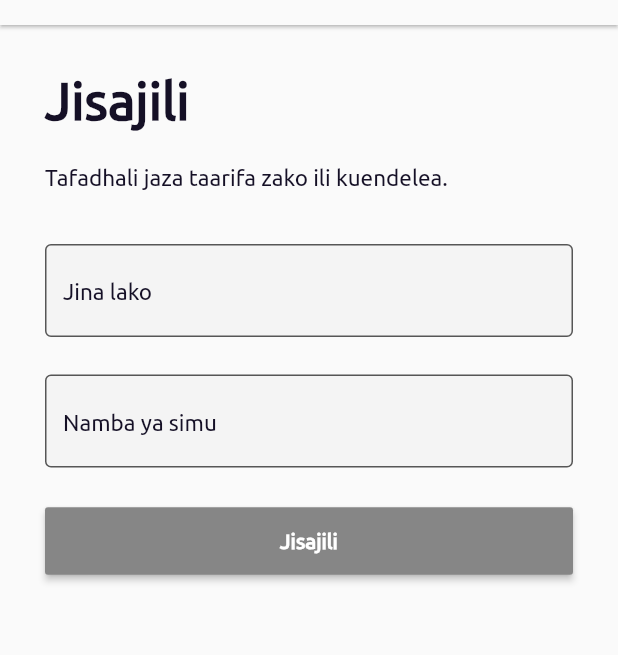
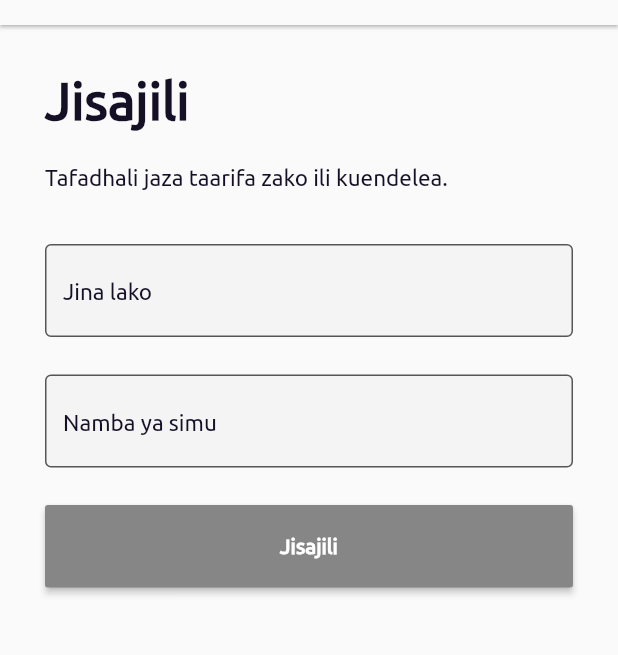
Before and after one commit to lusajo143/Samaki-flutter-app, a Flutter app: the screen it shows after launch, in the side drawer, after a tap on "Jisajili", on a phone screen of 412 x 824 dp, the part 59-714 px from its top. Run offline on Flutter 3.47's test engine with Material 2 defaults, Android fonts, the phone set to English and light mode, and no system bars; our stand-ins replace flutter_svg; network calls fail.

Commit message:
Sign up complete

```diff
--- a/lib/Before/SignUp.dart
+++ b/lib/Before/SignUp.dart
@@ -1,5 +1,8 @@
+import 'dart:convert';
+
 import 'package:flutter/material.dart';
 import 'package:samaki_app/Before/Validate.dart';
+import 'package:http/http.dart' as http;
 
 import 'constacts.dart';
 
@@ -15,7 +18,7 @@ class _SignUpState extends State<SignUp> {
     onPrimary: Colors.white,
     textStyle: const TextStyle(fontWeight: FontWeight.bold),
     primary: const Color.fromRGBO(134, 134, 134, 1),
-    fixedSize: const Size(double.infinity, 45),
+    fixedSize: const Size(double.infinity, 55),
     padding: const EdgeInsets.symmetric(horizontal: 16),
     shape: const RoundedRectangleBorder(
       borderRadius: BorderRadius.all(Radius.circular(2)),
@@ -23,6 +26,9 @@ class _SignUpState extends State<SignUp> {
   );
 
   final phoneController = TextEditingController();
+  final nameController = TextEditingController();
+
+  bool isLoading = false;
 
   @override
   void dispose() {
@@ -33,26 +39,29 @@ class _SignUpState extends State<SignUp> {
 
   @override
   Widget build(BuildContext context) {
+    final _key = GlobalKey<FormState>();
+
     return Scaffold(
       resizeToAvoidBottomInset: false,
       appBar: AppBar(
         elevation: 1,
         leading: IconButton(
-          onPressed: (){
+          onPressed: () {
             Navigator.of(context).pop();
           },
-          icon: const Icon(Icons.arrow_back_ios,
-            color: textColor,),
+          icon: const Icon(
+            Icons.arrow_back_ios,
+            color: textColor,
           ),
-
-        title: Text("Nyuma",
-            style: Theme.of(context).textTheme.subtitle1),
-
+        ),
+        title: Text("Nyuma", style: Theme.of(context).textTheme.subtitle1),
       ),
       body: Column(
         children: [
           Padding(
             padding: const EdgeInsets.fromLTRB(30, 30, 30, 0),
+            child: Form(
+              key: _key,
               child: Column(
                 children: [
                   Container(
@@ -73,7 +82,7 @@ class _SignUpState extends State<SignUp> {
                   const SizedBox(
                     height: 25,
                   ),
-                 TextField(
+                  TextFormField(
                     decoration: InputDecoration(
                       enabledBorder: const OutlineInputBorder(
                           borderSide: BorderSide(
@@ -83,20 +92,40 @@ class _SignUpState extends State<SignUp> {
                           borderSide: BorderSide(
                         color: Colors.black,
                       )),
-                    labelStyle: const TextStyle(color: Colors.black,),
+                      labelStyle: const TextStyle(
+                        color: Colors.black,
+                      ),
                       hintStyle: Theme.of(context).textTheme.bodyText1,
                       fillColor: const Color.fromRGBO(238, 238, 238, 0.5),
                       hintText: "e.g Jon Doe",
-                    label: Text("Jina lako",
-                    style: Theme.of(context).textTheme.bodyText1,),
+                      label: Text(
+                        "Jina lako",
+                        style: Theme.of(context).textTheme.bodyText1,
+                      ),
                       filled: true,
+                      errorBorder: const OutlineInputBorder(
+                          borderSide: BorderSide(
+                        color: Colors.red,
+                      )),
+                      focusedErrorBorder: const OutlineInputBorder(
+                          borderSide: BorderSide(
+                        color: Colors.red,
+                      )),
                     ),
                     keyboardType: TextInputType.text,
+                    controller: nameController,
+                    validator: (value) {
+                      if (value!.isEmpty) {
+                        return "Enter your name here!";
+                      } else {
+                        return null;
+                      }
+                    },
                   ),
                   const SizedBox(
                     height: 25,
                   ),
-                TextField(
+                  TextFormField(
                     decoration: InputDecoration(
                       enabledBorder: const OutlineInputBorder(
                           borderSide: BorderSide(
@@ -110,12 +139,25 @@ class _SignUpState extends State<SignUp> {
                       fillColor: const Color.fromRGBO(238, 238, 238, 0.5),
                       hintText: "e.g +255744851335",
                       hintStyle: Theme.of(context).textTheme.bodyText1,
-                    label: Text("Namba ya simu",
-                    style: Theme.of(context).textTheme.bodyText1,),
+                      label: Text(
+                        "Namba ya simu",
+                        style: Theme.of(context).textTheme.bodyText1,
+                      ),
                       filled: true,
+                      errorBorder: const OutlineInputBorder(
+                          borderSide: BorderSide(
+                        color: Colors.red,
+                      )),
+                      focusedErrorBorder: const OutlineInputBorder(
+                          borderSide: BorderSide(
+                        color: Colors.red,
+                      )),
                     ),
                     keyboardType: TextInputType.phone,
                     controller: phoneController,
+                    validator: (value) {
+                      return value!.isEmpty ? "Enter phone number here" : null;
+                    },
                   ),
                   const SizedBox(
                     height: 25,
@@ -123,23 +165,75 @@ class _SignUpState extends State<SignUp> {
                   SizedBox(
                     width: double.infinity,
                     child: ElevatedButton(
-                    onPressed: () {
-                      Navigator.of(context).push(
-                        MaterialPageRoute(builder: (context) => Validate(phone: phoneController.text,))
-                      );
+                      onPressed: () async {
+
+                        if (!isLoading) {
+                          if (!_key.currentState!.validate()) {
+                            return;
+                          }
+
+                          setState(() {
+                            isLoading = true;
+                          });
+
+                          await register(
+                              context, nameController.text, phoneController.text);
+                        } else {
+                          return;
+                        }
                       },
-                    child: const Text("Jisajili",
-                    style: TextStyle(
-                      fontFamily: 'Ubuntu'
-                    ),),
+                      child: isLoading
+                          ? Row(
+                        mainAxisAlignment: MainAxisAlignment.center,
+                              children: [
+                                Container(
+                                  width: 20,
+                                  height: 20,
+                                  margin: const EdgeInsets.only(right: 10),
+                                  child: const CircularProgressIndicator(
+                                    color: textColor,
+                                  ),
+                                ),
+                                const Text(
+                                  "Tafadhali subiri",
+                                  textAlign: TextAlign.center,
+                                )
+                              ],
+                            )
+                          : const Text(
+                              "Jisajili",
+                              style: TextStyle(fontFamily: 'Ubuntu'),
+                            ),
                       style: raisedButtonStyle,
                     ),
                   )
                 ],
+              ),
             ),
           )
         ],
       ),
     );
   }
+
+  Future<void> register(BuildContext context, String name, String phone) async {
+    final response = await http.post(Uri.parse(baseUrl + "sign-up"),
+        headers: <String, String>{
+          "Content-Type": 'application/json; charset=UTF-8'
+        },
+        body: jsonEncode(<String, String>{'name': name, 'phone': phone}));
+
+    if (response.statusCode == 200) {
+      setState(() {
+        isLoading = false;
+      });
+      Navigator.push(context,
+          MaterialPageRoute(builder: (context) => Validate(phone: phone)));
+    } else {
+      setState(() {
+        isLoading = false;
+      });
+      showDialog(context: context, builder: (context) => errorAlert(context, errorMessage.toJson(jsonDecode(response.body)).message));
     }
+  }
+}
--- a/lib/Before/Widgets/drawerView.dart
+++ b/lib/Before/Widgets/drawerView.dart
@@ -60,6 +60,7 @@ class _drawerViewState extends State<drawerView> {
                   children: [
                     InkWell(
                       onTap: () {
+                        Navigator.of(context).pop();
                         Navigator.push(context, MaterialPageRoute(builder: (context) => const SignUp()));
                       },
                       child: ListTile(
--- a/pubspec.yaml
+++ b/pubspec.yaml
@@ -35,6 +35,7 @@ dependencies:
   # Use with the CupertinoIcons class for iOS style icons.
   cupertino_icons: ^1.0.2
   flutter_svg: ^1.0.3
+  http: ^0.13.4
 
 dev_dependencies:
   flutter_test:
```
Also changed, not shown: lib/Before/Home.dart (+7 -0 lines), lib/Before/constacts.dart (+89 -0 lines), pubspec.lock, 1 other file. Lines whose indentation alone changed are shown as unchanged.
